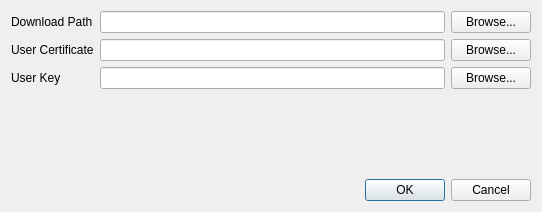
This is settings/settingsdialog.ui in CMSTrackerDPG/QTBrowser as Qt 5 draws it before an edit. The edited form follows.
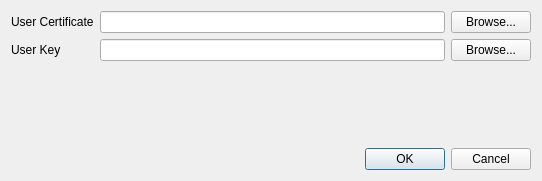
This is the edited form.

```diff
--- a/settings/settingsdialog.ui
+++ b/settings/settingsdialog.ui
@@ -7,7 +7,7 @@
     <x>0</x>
     <y>0</y>
     <width>542</width>
-    <height>212</height>
+    <height>181</height>
    </rect>
   </property>
   <property name="windowTitle">
@@ -16,57 +16,40 @@
   <layout class="QVBoxLayout" name="verticalLayout">
    <item>
     <layout class="QGridLayout" name="gridLayout">
-     <item row="0" column="0">
-      <widget class="QLabel" name="label_3">
+     <item row="0" column="2">
+      <widget class="QPushButton" name="pushButton">
        <property name="text">
-        <string>Download Path</string>
+        <string>Browse...</string>
        </property>
       </widget>
      </item>
-     <item row="1" column="1">
-      <widget class="QLineEdit" name="lineEdit_user_certificate"/>
-     </item>
-     <item row="2" column="0">
+     <item row="1" column="0">
       <widget class="QLabel" name="label_2">
        <property name="text">
         <string>User Key</string>
        </property>
       </widget>
      </item>
-     <item row="0" column="1">
-      <widget class="QLineEdit" name="lineEdit_download_path"/>
-     </item>
-     <item row="1" column="0">
+     <item row="0" column="0">
       <widget class="QLabel" name="label">
        <property name="text">
         <string>User Certificate</string>
        </property>
       </widget>
      </item>
-     <item row="0" column="2">
-      <widget class="QPushButton" name="pushButton_3">
-       <property name="text">
-        <string>Browse...</string>
-       </property>
-      </widget>
+     <item row="0" column="1">
+      <widget class="QLineEdit" name="lineEdit_user_certificate"/>
      </item>
-     <item row="2" column="2">
+     <item row="1" column="2">
       <widget class="QPushButton" name="pushButton_2">
        <property name="text">
         <string>Browse...</string>
        </property>
       </widget>
      </item>
-     <item row="2" column="1">
+     <item row="1" column="1">
       <widget class="QLineEdit" name="lineEdit_user_key"/>
      </item>
-     <item row="1" column="2">
-      <widget class="QPushButton" name="pushButton">
-       <property name="text">
-        <string>Browse...</string>
-       </property>
-      </widget>
-     </item>
     </layout>
    </item>
    <item>
```
